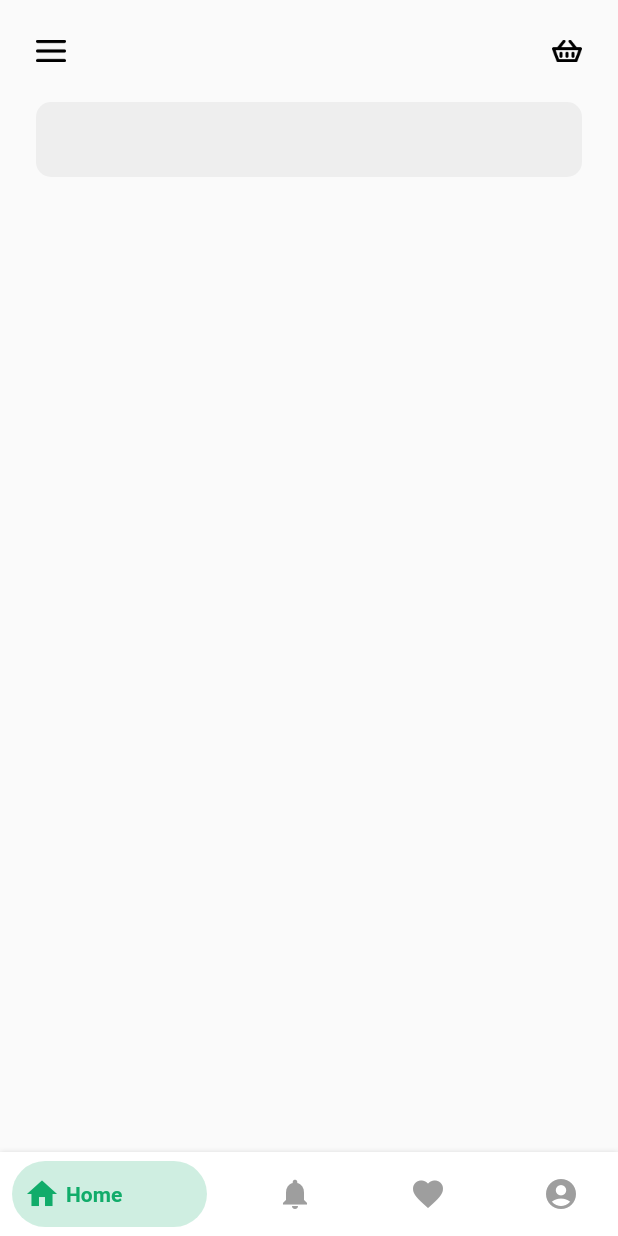
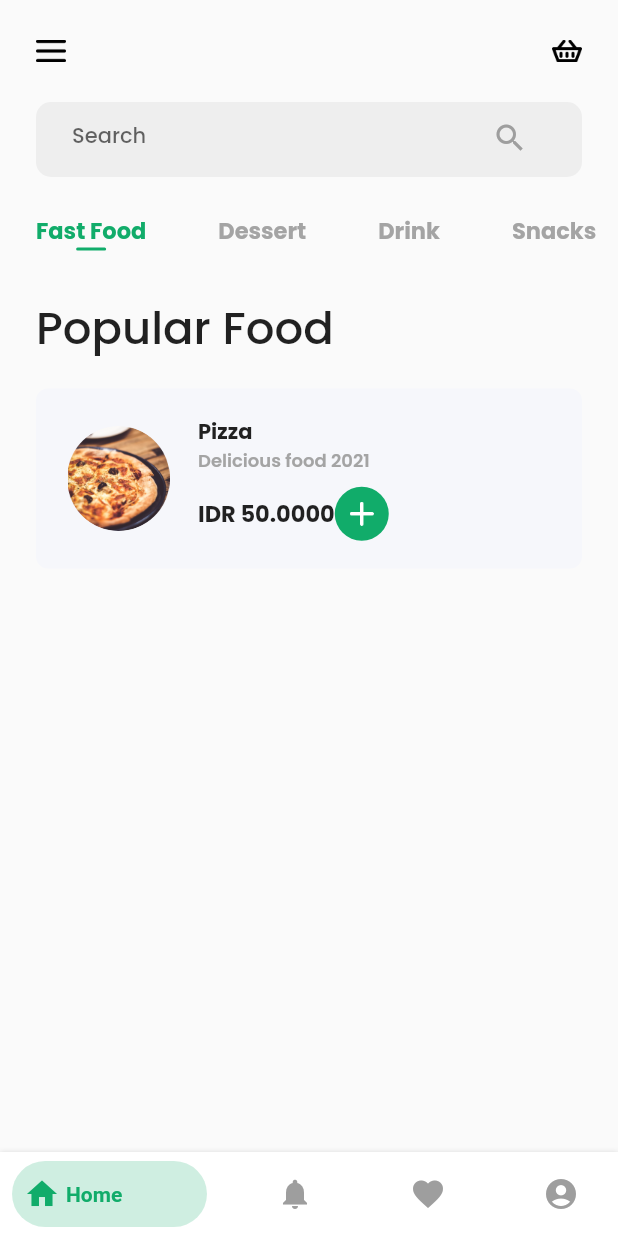
Before and after one commit to kevinrisqi/my-food, a Flutter app: the screen it shows after launch, on a phone screen of 412 x 824 dp. Run offline on Flutter 3.47's test engine with Material 2 defaults, Android fonts, the phone set to English and light mode, and no system bars; drawn by our look-alikes of bottom_navy_bar; our stand-ins replace equatable, google_fonts.

Commit message:
Create List Food Item

```diff
--- /dev/null
+++ b/lib/models/food.dart
@@ -0,0 +1,69 @@
+import 'package:equatable/equatable.dart';
+
+enum FoodCategory { fast_food, dessert, drink, snacks }
+
+class Food extends Equatable {
+  final int id;
+  final String name;
+  final String picturePath;
+  final String description;
+  final int price;
+  final FoodCategory category;
+
+  Food({
+    required this.id,
+    required this.name,
+    required this.picturePath,
+    required this.description,
+    required this.price,
+    required this.category
+  });
+
+  @override
+  // TODO: implement props
+  List<Object?> get props => [id, name, picturePath, description, price, category];
+
+  List<Food> mocksFood = [
+    Food(
+      id: 1,
+      name: 'Pizza',
+      picturePath: 'assets/img/pizza.png',
+      description: 'Delicious food 2020',
+      price: 50000,
+      category: FoodCategory.fast_food
+    ),
+    Food(
+      id: 2,
+      name: 'Hamburger',
+      picturePath: 'assets/img/hamburger.png',
+      description: 'Delicious food 2020',
+      price: 30000,
+      category: FoodCategory.fast_food
+    ),
+    Food(
+      id: 3,
+      name: 'Double Hot Dog',
+      picturePath: 'assets/img/hotdog.png',
+      description: 'Delicious food 2020',
+      price: 40000,
+      category: FoodCategory.fast_food
+    ),
+    Food(
+      id: 4,
+      name: 'Cake Strawberry',
+      picturePath: 'assets/img/cake_strawberry.png',
+      description: 'Delicious food 2020',
+      price: 20000,
+      category: FoodCategory.dessert
+    ),
+    Food(
+        id: 5,
+        name: 'Cake Strawberry',
+        picturePath: 'assets/img/cake_strawberry.png',
+        description: 'Delicious food 2020',
+        price: 20000,
+        category: FoodCategory.dessert
+    ),
+  ];
+
+}
--- a/lib/pages/home_page.dart
+++ b/lib/pages/home_page.dart
@@ -1,5 +1,9 @@
+import 'package:flutter/cupertino.dart';
 import 'package:flutter/material.dart';
+import 'package:google_fonts/google_fonts.dart';
 import 'package:my_food/shared/theme.dart';
+import 'package:my_food/widgets/category_selector.dart';
+import 'package:my_food/widgets/food_list_item.dart';
 
 class HomePage extends StatefulWidget {
   const HomePage({Key? key}) : super(key: key);
@@ -9,6 +13,8 @@ class HomePage extends StatefulWidget {
 }
 
 class _HomePageState extends State<HomePage> {
+  TextEditingController searchController = TextEditingController();
+
   @override
   Widget build(BuildContext context) {
     return SafeArea(
@@ -43,7 +49,28 @@ class _HomePageState extends State<HomePage> {
               borderRadius: BorderRadius.circular(10),
               color: Colors.grey.shade200,
             ),
-          )
+            child: Padding(
+              padding: EdgeInsets.symmetric(horizontal: defaultMargin),
+              child:
+              TextField(
+                controller: searchController,
+                decoration: InputDecoration(
+                    hintText: 'Search',
+                    hintStyle: GoogleFonts.poppins(fontSize: 14, fontWeight: FontWeight.w500),
+                    border: InputBorder.none,
+                    suffixIcon: Icon(Icons.search, color: Colors.grey,)
+                ),
+              ),
+            )
+          ),
+          SizedBox(
+            height: defaultMargin,
+          ),
+          CategorySelector(),
+          SizedBox(
+            height: defaultMargin,
+          ),
+          FoodListItem()
         ],
       ),
     );
--- a/lib/shared/theme.dart
+++ b/lib/shared/theme.dart
@@ -3,3 +3,5 @@ import 'package:flutter/material.dart';
 const double defaultMargin = 24;
 
 Color mainColor = Color(0xff11AC6A);
+Color greyColor = Color(0xffA4A4A4);
+Color lightGreyColor = Color(0xffF6F7FB);
--- /dev/null
+++ b/lib/widgets/category_selector.dart
@@ -0,0 +1,61 @@
+import 'package:flutter/material.dart';
+import 'package:flutter/painting.dart';
+import 'package:google_fonts/google_fonts.dart';
+import 'package:my_food/shared/theme.dart';
+
+class CategorySelector extends StatefulWidget {
+  const CategorySelector({Key? key}) : super(key: key);
+
+  @override
+  _CategorySelectorState createState() => _CategorySelectorState();
+}
+
+class _CategorySelectorState extends State<CategorySelector> {
+  int selectedIndex = 0;
+  List<String> categories = ['Fast Food', 'Dessert', 'Drink', 'Snacks'];
+
+  @override
+  Widget build(BuildContext context) {
+    return Container(
+      height: 30,
+      child: ListView.builder(
+        scrollDirection: Axis.horizontal,
+        itemCount: categories.length,
+        itemBuilder: (BuildContext context, int index) {
+          return GestureDetector(
+            onTap: () {
+              setState(() {
+                selectedIndex = index;
+              });
+            },
+            child: Padding(
+              padding: EdgeInsets.symmetric(horizontal: defaultMargin),
+              child: Column(
+                children: [
+                  Text(
+                    categories[index],
+                    style: GoogleFonts.poppins(
+                      fontSize: 15,
+                      fontWeight: FontWeight.bold,
+                      color: (index == selectedIndex) ? mainColor : greyColor,
+                    ),
+                  ),
+                  (index == selectedIndex)
+                      ? Container(
+                          width: 20,
+                          height: 2,
+                          decoration: BoxDecoration(
+                            color: mainColor,
+                            borderRadius: BorderRadius.circular(1),
+                          ),
+                        )
+                      : SizedBox()
+                ],
+              ),
+            ),
+          );
+        },
+      ),
+    );
+  }
+}
--- /dev/null
+++ b/lib/widgets/food_list_item.dart
@@ -0,0 +1,104 @@
+import 'package:flutter/material.dart';
+import 'package:flutter/rendering.dart';
+import 'package:google_fonts/google_fonts.dart';
+import 'package:my_food/models/food.dart';
+import 'package:my_food/shared/theme.dart';
+
+class FoodListItem extends StatelessWidget {
+  // final Food food;
+
+  // FoodListItem({required this.food});
+
+  @override
+  Widget build(BuildContext context) {
+    return Column(
+      crossAxisAlignment: CrossAxisAlignment.start,
+      children: [
+        Container(
+          width: double.infinity,
+          margin: EdgeInsets.symmetric(horizontal: defaultMargin),
+          child: Text(
+            'Popular Food',
+            style:
+                GoogleFonts.poppins(fontSize: 30, fontWeight: FontWeight.w500),
+          ),
+        ),
+        SizedBox(
+          height: 18,
+        ),
+        Container(
+          width: MediaQuery.of(context).size.width - 2 * defaultMargin,
+          height: 120,
+          margin: EdgeInsets.symmetric(horizontal: defaultMargin),
+          decoration: BoxDecoration(
+              color: lightGreyColor, borderRadius: BorderRadius.circular(8)),
+          child: Row(
+            children: [
+              Container(
+                width: 70,
+                height: 70,
+                margin: EdgeInsets.only(left: 20),
+                decoration: BoxDecoration(
+                    shape: BoxShape.circle,
+                    image: DecorationImage(
+                      image: AssetImage('assets/img/pizza.png'),
+                    )),
+              ),
+              SizedBox(
+                width: 18,
+              ),
+              Column(
+                crossAxisAlignment: CrossAxisAlignment.start,
+                mainAxisAlignment: MainAxisAlignment.center,
+                children: [
+                  Text(
+                    'Pizza',
+                    style: GoogleFonts.poppins(
+                        fontSize: 14, fontWeight: FontWeight.w700),
+                  ),
+                  Text(
+                    'Delicious food 2021',
+                    style: GoogleFonts.poppins(
+                      fontSize: 12,
+                      fontWeight: FontWeight.w600,
+                      color: greyColor,
+                    ),
+                  ),
+                  SizedBox(
+                    height: 8,
+                  ),
+                  Row(
+                    mainAxisAlignment: MainAxisAlignment.spaceAround,
+                    children: [
+                      Text(
+                        'IDR 50.0000',
+                        style: GoogleFonts.poppins(
+                            fontSize: 15, fontWeight: FontWeight.w700),
+                      ),
+                      Container(
+                        width: 36,
+                        height: 36,
+                        padding: EdgeInsets.all(10),
+                        decoration: BoxDecoration(
+                          color: mainColor,
+                          shape: BoxShape.circle,
+                        ),
+                        child: Container(
+                          decoration: BoxDecoration(
+                            image: DecorationImage(
+                                image: AssetImage('assets/icon/add.png'),
+                                fit: BoxFit.cover),
+                          ),
+                        ),
+                      ),
+                    ],
+                  ),
+                ],
+              ),
+            ],
+          ),
+        )
+      ],
+    );
+  }
+}
--- a/pubspec.yaml
+++ b/pubspec.yaml
@@ -25,6 +25,8 @@ dependencies:
     sdk: flutter
 
   bottom_navy_bar: ^5.6.0
+  google_fonts: ^2.1.0
+  equatable: ^2.0.0
 
 
   # The following adds the Cupertino Icons font to your application.
@@ -49,6 +51,7 @@ flutter:
   # To add assets to your application, add an assets section, like this:
   assets:
     - assets/icon/
+    - assets/img/
   #   - images/a_dot_ham.jpeg
 
   # An image asset can refer to one or more resolution-specific "variants", see
```
Also changed, not shown: assets/icon/add.png (added), assets/img/cake_strawberry.png (added), assets/img/chips.png (added), assets/img/choco_brownie.png (added), assets/img/choco_ice_cream.png (added), assets/img/cola.png (added), assets/img/fanta.png (added), assets/img/hamburger.png (added), assets/img/hotdog.png (added), assets/img/oreo.png (added), assets/img/pepsi.png (added), assets/img/pizza.png (added), assets/img/sprite.png (added), pubspec.lock.
